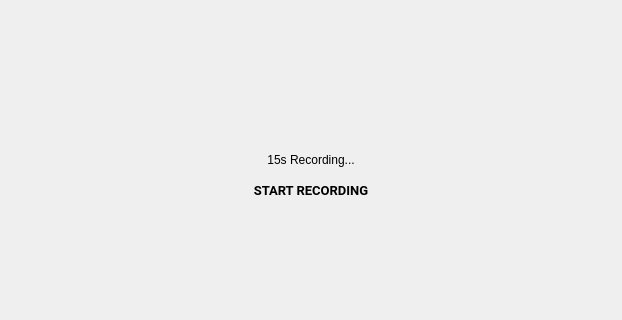
Above: android/android-emu/android/skin/qt/extended-pages/record-screen-page.ui from aosp-mirror/platform_external_qemu before the change; both pictures show x 0 to 622 and y 92 to 412 of the 622 by 580 pixel window. Below: the same form after it.
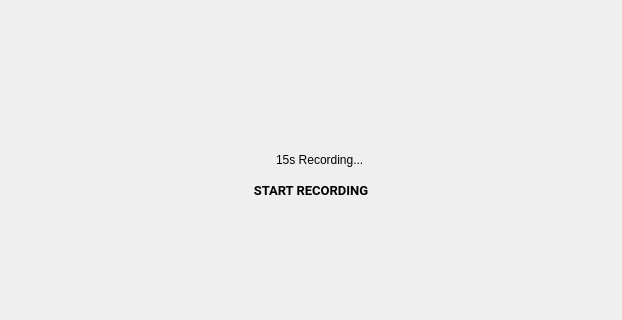
That is the form after the change. Icons and pictures are not drawn. Custom widgets are drawn as their Qt base class.

Commit message: [UI] Screen recording: more layout logic.

The edit to the form file:
```diff
--- a/android/android-emu/android/skin/qt/extended-pages/record-screen-page.ui
+++ b/android/android-emu/android/skin/qt/extended-pages/record-screen-page.ui
@@ -61,24 +61,83 @@
      <bool>false</bool>
     </property>
    </widget>
-   <widget class="QLabel" name="rec_timeElapsedLabel">
+   <widget class="QWidget" name="rec_timeElapsedWidget" native="true">
     <property name="geometry">
      <rect>
       <x>0</x>
-      <y>220</y>
+      <y>218</y>
       <width>300</width>
-      <height>15</height>
+      <height>20</height>
      </rect>
     </property>
     <property name="styleSheet">
-     <string notr="true">background: rgba(0,0,0,0);</string>
+     <string notr="true">background:rgba(0,0,0,0);</string>
     </property>
-    <property name="text">
-     <string>15s Recording...</string>
-    </property>
-    <property name="alignment">
-     <set>Qt::AlignCenter</set>
-    </property>
+    <layout class="QGridLayout" name="gridLayout_3">
+     <property name="leftMargin">
+      <number>0</number>
+     </property>
+     <property name="topMargin">
+      <number>0</number>
+     </property>
+     <property name="rightMargin">
+      <number>0</number>
+     </property>
+     <property name="bottomMargin">
+      <number>0</number>
+     </property>
+     <property name="horizontalSpacing">
+      <number>0</number>
+     </property>
+     <item row="0" column="0">
+      <layout class="QGridLayout" name="gridLayout_2">
+       <property name="horizontalSpacing">
+        <number>10</number>
+       </property>
+       <property name="verticalSpacing">
+        <number>0</number>
+       </property>
+       <item row="0" column="1">
+        <widget class="QLabel" name="rec_timeElapsedLabel">
+         <property name="sizePolicy">
+          <sizepolicy hsizetype="Fixed" vsizetype="Preferred">
+           <horstretch>0</horstretch>
+           <verstretch>0</verstretch>
+          </sizepolicy>
+         </property>
+         <property name="text">
+          <string>15s Recording...</string>
+         </property>
+        </widget>
+       </item>
+       <item row="0" column="0">
+        <widget class="QLabel" name="rec_recordDotLabel">
+         <property name="sizePolicy">
+          <sizepolicy hsizetype="Fixed" vsizetype="Fixed">
+           <horstretch>0</horstretch>
+           <verstretch>0</verstretch>
+          </sizepolicy>
+         </property>
+         <property name="maximumSize">
+          <size>
+           <width>8</width>
+           <height>8</height>
+          </size>
+         </property>
+         <property name="text">
+          <string/>
+         </property>
+         <property name="pixmap">
+          <pixmap resource="../resources.qrc">:/light/recordCircle</pixmap>
+         </property>
+         <property name="scaledContents">
+          <bool>true</bool>
+         </property>
+        </widget>
+       </item>
+      </layout>
+     </item>
+    </layout>
    </widget>
   </widget>
   <widget class="RaisedMaterialButton" name="rec_playStopButton">
```
Left out of the diff: 11 changed lines with no effect on the pictures. The commit also changes 4 other files.
